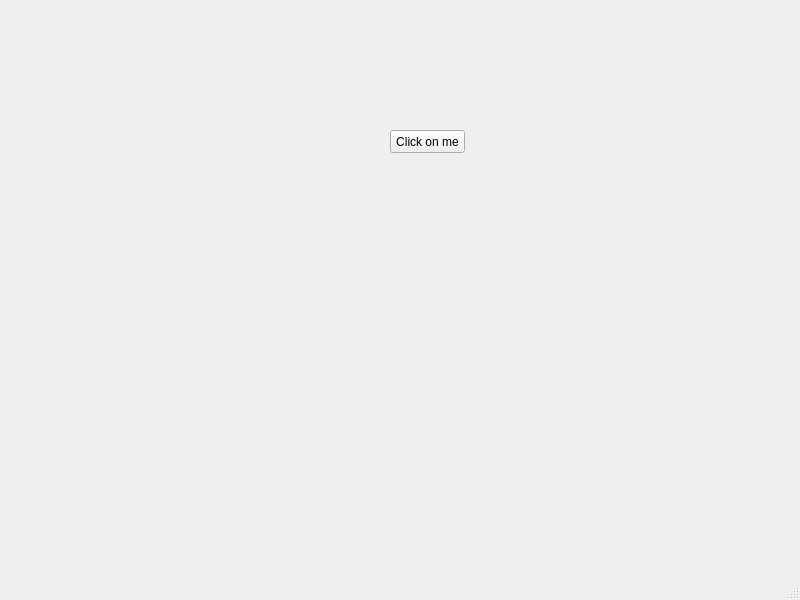
This is mainwindow.ui in AlexandraHoinoiu/proiect2-application-for-image-processing as Qt 5 draws it before an edit. The edited form follows.
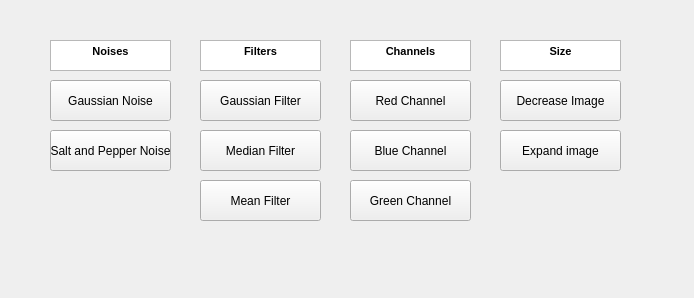
This is the edited form. Custom widgets are drawn as their Qt base class.

```diff
--- a/mainwindow.ui
+++ b/mainwindow.ui
@@ -6,50 +6,250 @@
    <rect>
     <x>0</x>
     <y>0</y>
-    <width>800</width>
-    <height>600</height>
+    <width>694</width>
+    <height>298</height>
    </rect>
   </property>
+  <property name="minimumSize">
+   <size>
+    <width>694</width>
+    <height>298</height>
+   </size>
+  </property>
+  <property name="maximumSize">
+   <size>
+    <width>694</width>
+    <height>16777215</height>
+   </size>
+  </property>
   <property name="windowTitle">
    <string>MainWindow</string>
   </property>
+  <property name="layoutDirection">
+   <enum>Qt::LeftToRight</enum>
+  </property>
   <widget class="QWidget" name="centralwidget">
-   <widget class="Decrease" name="pushButton">
+   <widget class="QStackedWidget" name="stackedWidget">
     <property name="geometry">
      <rect>
-      <x>390</x>
-      <y>130</y>
-      <width>75</width>
-      <height>23</height>
+      <x>0</x>
+      <y>0</y>
+      <width>711</width>
+      <height>301</height>
      </rect>
     </property>
-    <property name="text">
-     <string>Click on me</string>
+    <property name="minimumSize">
+     <size>
+      <width>711</width>
+      <height>301</height>
+     </size>
     </property>
-    <property name="autoDefault">
-     <bool>true</bool>
-    </property>
+    <widget class="QWidget" name="page_1">
+     <widget class="QPushButton" name="pushButton_4">
+      <property name="geometry">
+       <rect>
+        <x>200</x>
+        <y>130</y>
+        <width>121</width>
+        <height>41</height>
+       </rect>
+      </property>
+      <property name="text">
+       <string>Median Filter</string>
+      </property>
+     </widget>
+     <widget class="QPushButton" name="pushButton_6">
+      <property name="geometry">
+       <rect>
+        <x>350</x>
+        <y>80</y>
+        <width>121</width>
+        <height>41</height>
+       </rect>
+      </property>
+      <property name="text">
+       <string>Red Channel</string>
+      </property>
+     </widget>
+     <widget class="QTextBrowser" name="textBrowser_4">
+      <property name="geometry">
+       <rect>
+        <x>500</x>
+        <y>40</y>
+        <width>121</width>
+        <height>31</height>
+       </rect>
+      </property>
+      <property name="html">
+       <string>&lt;!DOCTYPE HTML PUBLIC &quot;-//W3C//DTD HTML 4.0//EN&quot; &quot;http://www.w3.org/TR/REC-html40/strict.dtd&quot;&gt;
+&lt;html&gt;&lt;head&gt;&lt;meta name=&quot;qrichtext&quot; content=&quot;1&quot; /&gt;&lt;style type=&quot;text/css&quot;&gt;
+p, li { white-space: pre-wrap; }
+&lt;/style&gt;&lt;/head&gt;&lt;body style=&quot; font-family:'MS Shell Dlg 2'; font-size:8.25pt; font-weight:400; font-style:normal;&quot;&gt;
+&lt;p align=&quot;center&quot; style=&quot; margin-top:0px; margin-bottom:0px; margin-left:0px; margin-right:0px; -qt-block-indent:0; text-indent:0px;&quot;&gt;&lt;span style=&quot; font-weight:600;&quot;&gt;Size&lt;/span&gt;&lt;/p&gt;&lt;/body&gt;&lt;/html&gt;</string>
+      </property>
+     </widget>
+     <widget class="QTextBrowser" name="textBrowser">
+      <property name="geometry">
+       <rect>
+        <x>50</x>
+        <y>40</y>
+        <width>121</width>
+        <height>31</height>
+       </rect>
+      </property>
+      <property name="layoutDirection">
+       <enum>Qt::RightToLeft</enum>
+      </property>
+      <property name="html">
+       <string>&lt;!DOCTYPE HTML PUBLIC &quot;-//W3C//DTD HTML 4.0//EN&quot; &quot;http://www.w3.org/TR/REC-html40/strict.dtd&quot;&gt;
+&lt;html&gt;&lt;head&gt;&lt;meta name=&quot;qrichtext&quot; content=&quot;1&quot; /&gt;&lt;style type=&quot;text/css&quot;&gt;
+p, li { white-space: pre-wrap; }
+&lt;/style&gt;&lt;/head&gt;&lt;body style=&quot; font-family:'MS Shell Dlg 2'; font-size:8.25pt; font-weight:400; font-style:normal;&quot;&gt;
+&lt;p align=&quot;center&quot; style=&quot; margin-top:0px; margin-bottom:0px; margin-left:0px; margin-right:0px; -qt-block-indent:0; text-indent:0px;&quot;&gt;&lt;span style=&quot; font-weight:600;&quot;&gt;Noises&lt;/span&gt;&lt;/p&gt;&lt;/body&gt;&lt;/html&gt;</string>
+      </property>
+     </widget>
+     <widget class="QPushButton" name="pushButton_8">
+      <property name="geometry">
+       <rect>
+        <x>350</x>
+        <y>180</y>
+        <width>121</width>
+        <height>41</height>
+       </rect>
+      </property>
+      <property name="text">
+       <string>Green Channel</string>
+      </property>
+     </widget>
+     <widget class="QPushButton" name="pushButton_2">
+      <property name="geometry">
+       <rect>
+        <x>200</x>
+        <y>80</y>
+        <width>121</width>
+        <height>41</height>
+       </rect>
+      </property>
+      <property name="text">
+       <string>Gaussian Filter</string>
+      </property>
+     </widget>
+     <widget class="QPushButton" name="pushButton_10">
+      <property name="geometry">
+       <rect>
+        <x>500</x>
+        <y>130</y>
+        <width>121</width>
+        <height>41</height>
+       </rect>
+      </property>
+      <property name="text">
+       <string>Expand image</string>
+      </property>
+     </widget>
+     <widget class="QPushButton" name="pushButton_5">
+      <property name="geometry">
+       <rect>
+        <x>200</x>
+        <y>180</y>
+        <width>121</width>
+        <height>41</height>
+       </rect>
+      </property>
+      <property name="text">
+       <string>Mean Filter</string>
+      </property>
+     </widget>
+     <widget class="QTextBrowser" name="textBrowser_3">
+      <property name="geometry">
+       <rect>
+        <x>350</x>
+        <y>40</y>
+        <width>121</width>
+        <height>31</height>
+       </rect>
+      </property>
+      <property name="html">
+       <string>&lt;!DOCTYPE HTML PUBLIC &quot;-//W3C//DTD HTML 4.0//EN&quot; &quot;http://www.w3.org/TR/REC-html40/strict.dtd&quot;&gt;
+&lt;html&gt;&lt;head&gt;&lt;meta name=&quot;qrichtext&quot; content=&quot;1&quot; /&gt;&lt;style type=&quot;text/css&quot;&gt;
+p, li { white-space: pre-wrap; }
+&lt;/style&gt;&lt;/head&gt;&lt;body style=&quot; font-family:'MS Shell Dlg 2'; font-size:8.25pt; font-weight:400; font-style:normal;&quot;&gt;
+&lt;p align=&quot;center&quot; style=&quot; margin-top:0px; margin-bottom:0px; margin-left:0px; margin-right:0px; -qt-block-indent:0; text-indent:0px;&quot;&gt;&lt;span style=&quot; font-weight:600;&quot;&gt;Channels&lt;/span&gt;&lt;/p&gt;&lt;/body&gt;&lt;/html&gt;</string>
+      </property>
+     </widget>
+     <widget class="QTextBrowser" name="textBrowser_2">
+      <property name="geometry">
+       <rect>
+        <x>200</x>
+        <y>40</y>
+        <width>121</width>
+        <height>31</height>
+       </rect>
+      </property>
+      <property name="html">
+       <string>&lt;!DOCTYPE HTML PUBLIC &quot;-//W3C//DTD HTML 4.0//EN&quot; &quot;http://www.w3.org/TR/REC-html40/strict.dtd&quot;&gt;
+&lt;html&gt;&lt;head&gt;&lt;meta name=&quot;qrichtext&quot; content=&quot;1&quot; /&gt;&lt;style type=&quot;text/css&quot;&gt;
+p, li { white-space: pre-wrap; }
+&lt;/style&gt;&lt;/head&gt;&lt;body style=&quot; font-family:'MS Shell Dlg 2'; font-size:8.25pt; font-weight:400; font-style:normal;&quot;&gt;
+&lt;p align=&quot;center&quot; style=&quot; margin-top:0px; margin-bottom:0px; margin-left:0px; margin-right:0px; -qt-block-indent:0; text-indent:0px;&quot;&gt;&lt;span style=&quot; font-weight:600;&quot;&gt;Filters&lt;/span&gt;&lt;/p&gt;&lt;/body&gt;&lt;/html&gt;</string>
+      </property>
+     </widget>
+     <widget class="QPushButton" name="pushButton">
+      <property name="geometry">
+       <rect>
+        <x>50</x>
+        <y>80</y>
+        <width>121</width>
+        <height>41</height>
+       </rect>
+      </property>
+      <property name="text">
+       <string>Gaussian Noise</string>
+      </property>
+     </widget>
+     <widget class="QPushButton" name="pushButton_3">
+      <property name="geometry">
+       <rect>
+        <x>50</x>
+        <y>130</y>
+        <width>121</width>
+        <height>41</height>
+       </rect>
+      </property>
+      <property name="text">
+       <string>Salt and Pepper Noise</string>
+      </property>
+     </widget>
+     <widget class="QPushButton" name="pushButton_7">
+      <property name="geometry">
+       <rect>
+        <x>350</x>
+        <y>130</y>
+        <width>121</width>
+        <height>41</height>
+       </rect>
+      </property>
+      <property name="text">
+       <string>Blue Channel</string>
+      </property>
+     </widget>
+     <widget class="QPushButton" name="pushButton_9">
+      <property name="geometry">
+       <rect>
+        <x>500</x>
+        <y>80</y>
+        <width>121</width>
+        <height>41</height>
+       </rect>
+      </property>
+      <property name="text">
+       <string>Decrease Image</string>
+      </property>
+     </widget>
+    </widget>
    </widget>
   </widget>
-  <widget class="QMenuBar" name="menubar">
-   <property name="geometry">
-    <rect>
-     <x>0</x>
-     <y>0</y>
-     <width>800</width>
-     <height>21</height>
-    </rect>
-   </property>
-  </widget>
-  <widget class="QStatusBar" name="statusbar"/>
  </widget>
- <customwidgets>
-  <customwidget>
-   <class>Decrease</class>
-   <extends>QPushButton</extends>
-   <header location="global">decrease.h</header>
-  </customwidget>
- </customwidgets>
  <resources/>
  <connections/>
 </ui>
```
